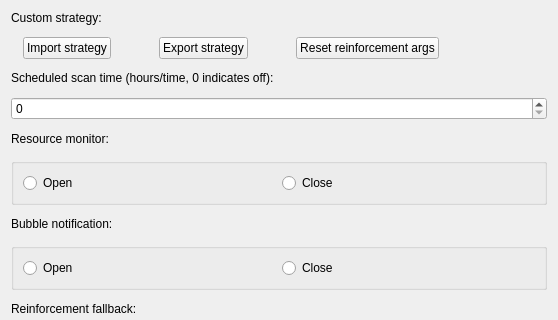
Qt form plugins/gui/br/br-setting-page.ui (openeuler-mirror/ks-ssr) before a commit; both pictures show x 0 to 558 and y 0 to 320 of the 558 by 476 pixel window.
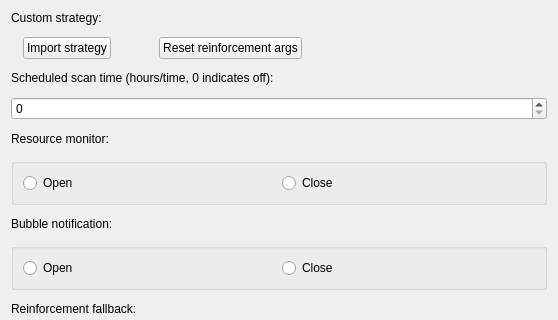
The same form after that commit.

Commit message: feat(plugins): Move the exported policy to the br page. - 将策略导出移动到加固页面

```diff
--- a/plugins/gui/br/br-setting-page.ui
+++ b/plugins/gui/br/br-setting-page.ui
@@ -47,16 +47,6 @@
          </property>
         </widget>
        </item>
-       <item>
-        <widget class="QPushButton" name="m_exportStrategy">
-         <property name="cursor">
-          <cursorShape>PointingHandCursor</cursorShape>
-         </property>
-         <property name="text">
-          <string>Export strategy</string>
-         </property>
-        </widget>
-       </item>
        <item>
         <widget class="QPushButton" name="m_resetAllArgs">
          <property name="cursor">
```
The commit also changes 5 other files.
